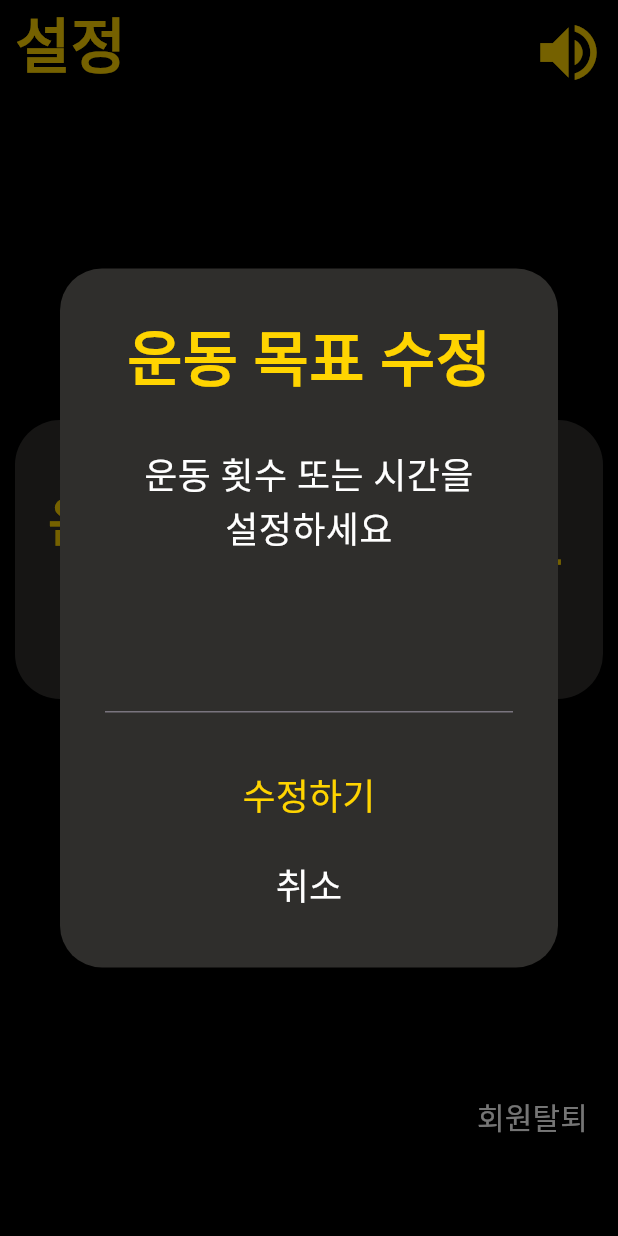
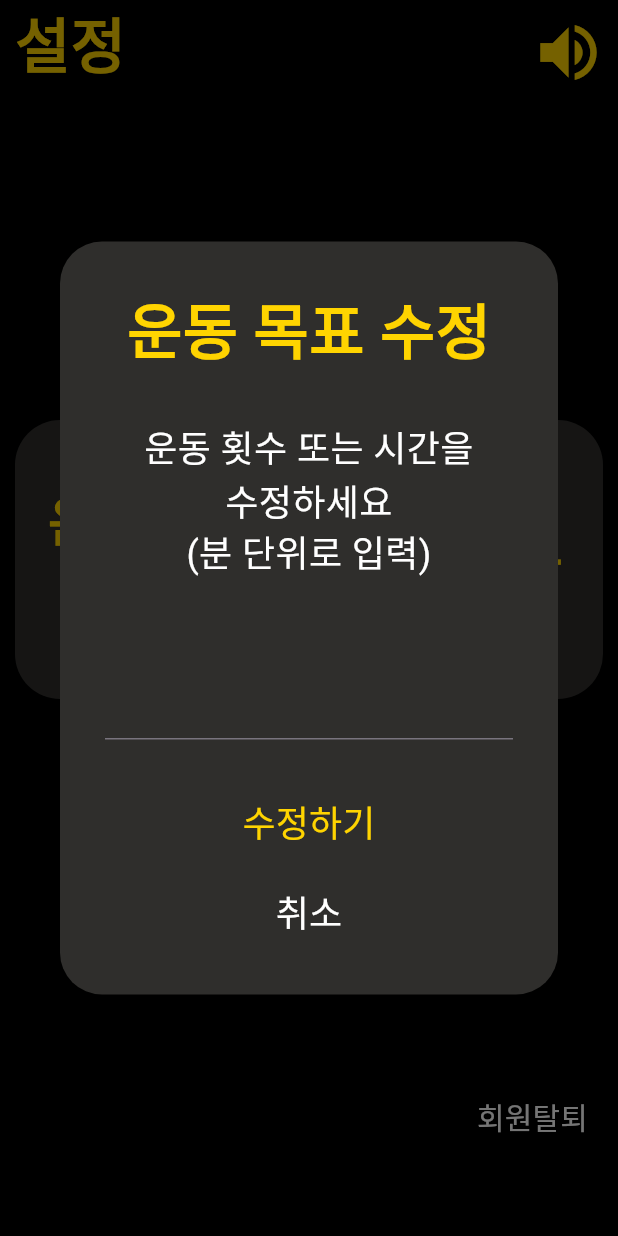
Before and after one commit to BeyondVision-NalBao/2024-BeyondVision-SolutionChallenge, a Flutter app: the Setting screen opened directly, after a tap on an icon or button, on a phone screen of 412 x 824 dp. Run offline on Flutter 3.47's test engine with Material 3 defaults, Android fonts, the phone set to English and light mode, and no system bars; our stand-ins replace camera, carousel_slider, fl_chart, google_sign_in, speech_to_text, table_calendar.

Commit message:
chores: modified text

```diff
--- a/lib/ui/setting/widgets/edit_goal.dart
+++ b/lib/ui/setting/widgets/edit_goal.dart
@@ -42,7 +42,7 @@ class _EditGoalState extends State<EditGoal> {
                   fontWeight: FontWeight.bold),
             ),
             const SizedBox(height: 30),
-            const Text("운동 횟수 또는 시간을 \n설정하세요",
+            const Text("운동 횟수 또는 시간을 \n수정하세요\n(분 단위로 입력)",
                 textAlign: TextAlign.center,
                 style: TextStyle(color: Colors.white, fontSize: 24)),
             const SizedBox(height: 30),
```
